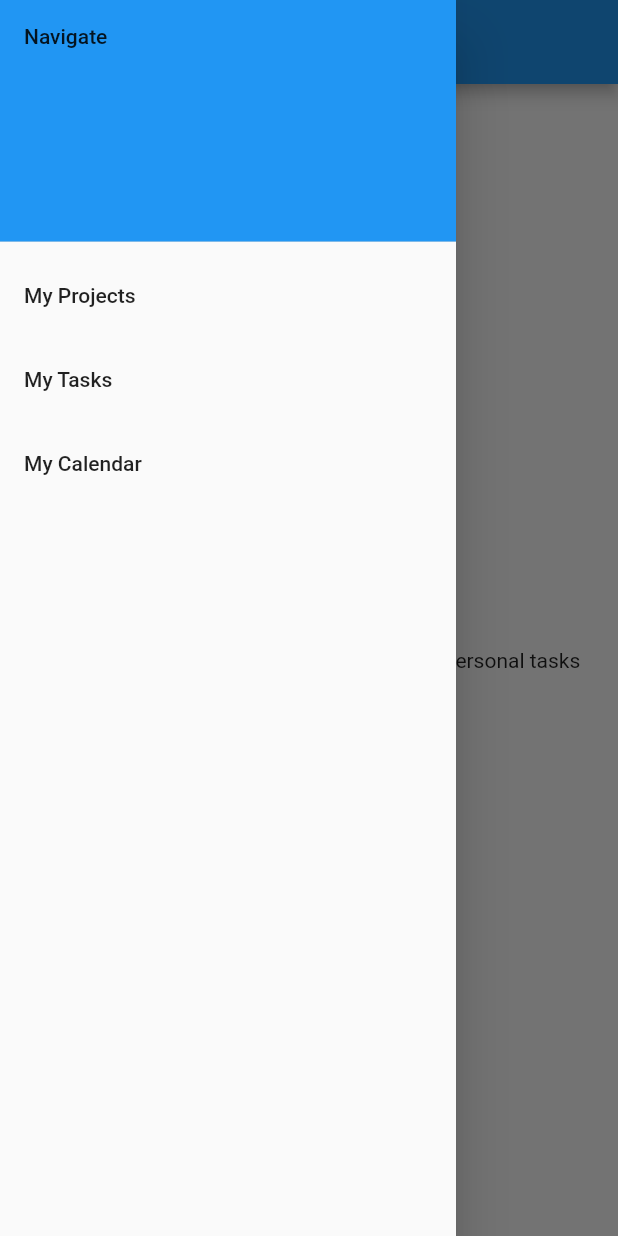
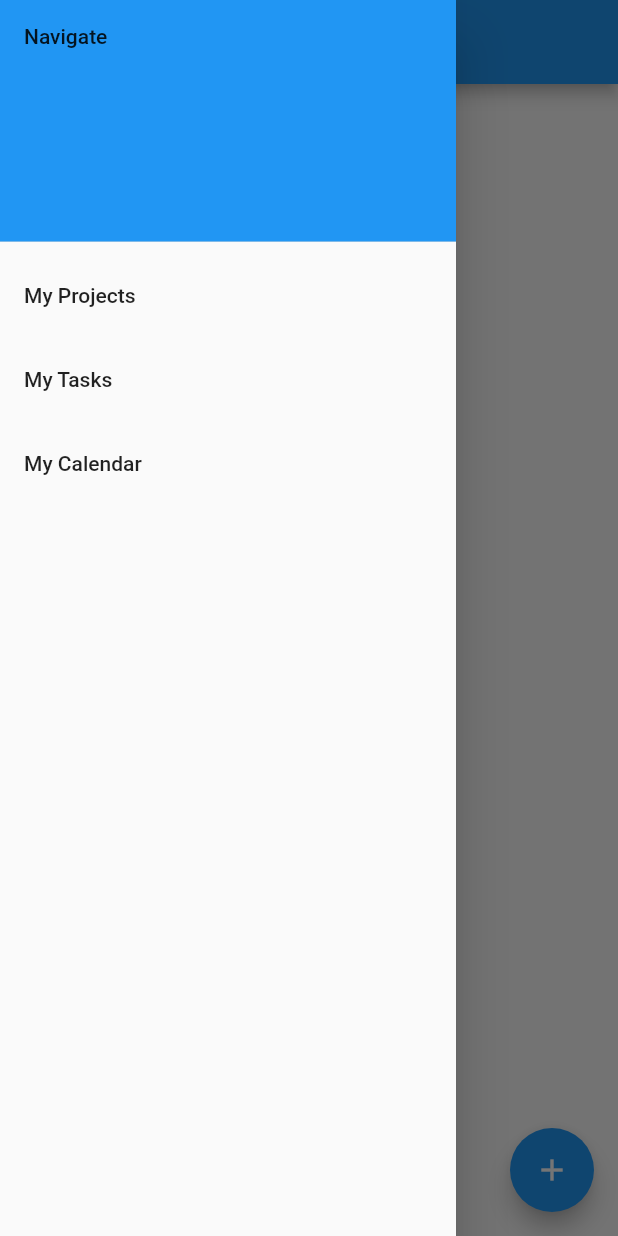
Before and after one commit to gracelcai/ide-app, a Flutter app: the TaskPage screen opened directly, with the side drawer open, on a phone screen of 412 x 824 dp. Run offline on Flutter 3.47's test engine with Material 2 defaults, Android fonts, the phone set to English and light mode, and no system bars; our stand-ins replace cloud_firestore, firebase_auth, firebase_core, syncfusion_flutter_calendar; accounts and stored records are empty.

Commit message:
calendar fix and task list

```diff
--- a/lib/calendar_page.dart
+++ b/lib/calendar_page.dart
@@ -10,13 +10,16 @@ class CalendarPage extends StatelessWidget {
   @override
   Widget build(BuildContext context) {
     return Scaffold(
+      appBar: AppBar(title: const Text("Projects Calendar")),
       body: SfCalendar(
         view: CalendarView.month,
         dataSource: MeetingDataSource(_getDataSource()),
         showNavigationArrow: true,
         monthViewSettings: MonthViewSettings(
             appointmentDisplayMode: MonthAppointmentDisplayMode.appointment),
-    ));
+      ),
+      drawer: SideMenu(),
+    );
   }
 }
 
--- a/lib/myTaskPage.dart
+++ b/lib/myTaskPage.dart
@@ -2,6 +2,7 @@ import 'package:flutter/material.dart';
 import 'package:ide_app/home.dart';
 import 'package:ide_app/calendar_page.dart';
 import 'package:ide_app/widgets/drawer.dart';
+import 'package:ide_app/widgets/toDoList.dart';
 
 class TaskPage extends StatelessWidget {
   const TaskPage({Key? key}) : super(key: key);
@@ -10,10 +11,7 @@ class TaskPage extends StatelessWidget {
   Widget build(BuildContext context) {
     return Scaffold(
       appBar: AppBar(title: Text("My Tasks")),
-      body: const Center(
-        child:
-            Text('A list view of your tasks and meetings, with personal tasks'),
-      ),
+      body: TodoList(),
       drawer: SideMenu(),
     );
   }
--- /dev/null
+++ b/lib/widgets/toDoList.dart
@@ -0,0 +1,74 @@
+import 'package:flutter/material.dart';
+
+class TodoList extends StatefulWidget {
+  @override
+  _TodoListState createState() => _TodoListState();
+}
+
+class _TodoListState extends State<TodoList> {
+  final List<String> _todoList = <String>[];
+  final TextEditingController _textFieldController = TextEditingController();
+
+  @override
+  Widget build(BuildContext context) {
+    return Scaffold(
+      body: ListView(children: _getItems()),
+      floatingActionButton: FloatingActionButton(
+          onPressed: () => _displayDialog(context),
+          tooltip: 'Add Item',
+          child: Icon(Icons.add)),
+    );
+  }
+
+  void _addTodoItem(String title) {
+    // Wrapping it inside a set state will notify
+    // the app that the state has changed
+    setState(() {
+      _todoList.add(title);
+    });
+    _textFieldController.clear();
+  }
+
+  // Generate list of item widgets
+  Widget _buildTodoItem(String title) {
+    return ListTile(title: Text(title));
+  }
+
+  //Generate a single item widget
+  Future<Future> _displayDialog(BuildContext context) async {
+    return showDialog(
+        context: context,
+        builder: (BuildContext context) {
+          return AlertDialog(
+            title: const Text('Add a task to your list'),
+            content: TextField(
+              controller: _textFieldController,
+              decoration: const InputDecoration(hintText: 'Enter task here'),
+            ),
+            actions: <Widget>[
+              ElevatedButton(
+                child: const Text('ADD'),
+                onPressed: () {
+                  Navigator.of(context).pop();
+                  _addTodoItem(_textFieldController.text);
+                },
+              ),
+              ElevatedButton(
+                child: const Text('CANCEL'),
+                onPressed: () {
+                  Navigator.of(context).pop();
+                },
+              )
+            ],
+          );
+        });
+  }
+
+  List<Widget> _getItems() {
+    final List<Widget> _todoWidgets = <Widget>[];
+    for (String title in _todoList) {
+      _todoWidgets.add(_buildTodoItem(title));
+    }
+    return _todoWidgets;
+  }
+}
```
Lines whose indentation alone changed are shown as unchanged.
